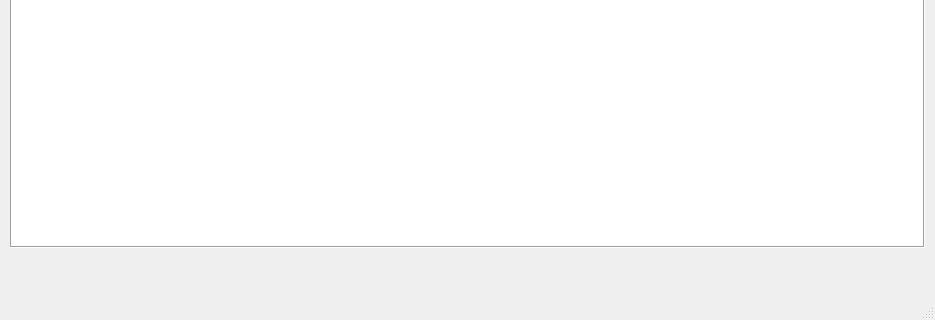
This is SherlySQLviewer/mainwindow.ui in azieh/SQLviewer as Qt 5 draws it before an edit; both pictures show x 0 to 935 and y 381 to 701 of the 935 by 701 pixel window. The edited form follows.
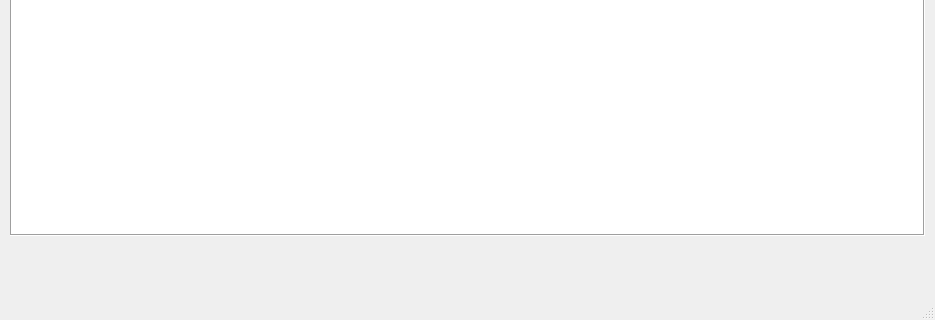
This is the edited form. Icons and pictures are not drawn.

The edit to the form file:
```diff
--- a/SherlySQLviewer/mainwindow.ui
+++ b/SherlySQLviewer/mainwindow.ui
@@ -56,7 +56,7 @@
       <x>-1</x>
       <y>0</y>
       <width>937</width>
-      <height>592</height>
+      <height>580</height>
      </rect>
     </property>
     <layout class="QVBoxLayout" name="verticalLayout">
```
Left out of the diff: 2 changed lines with no effect on the pictures.
